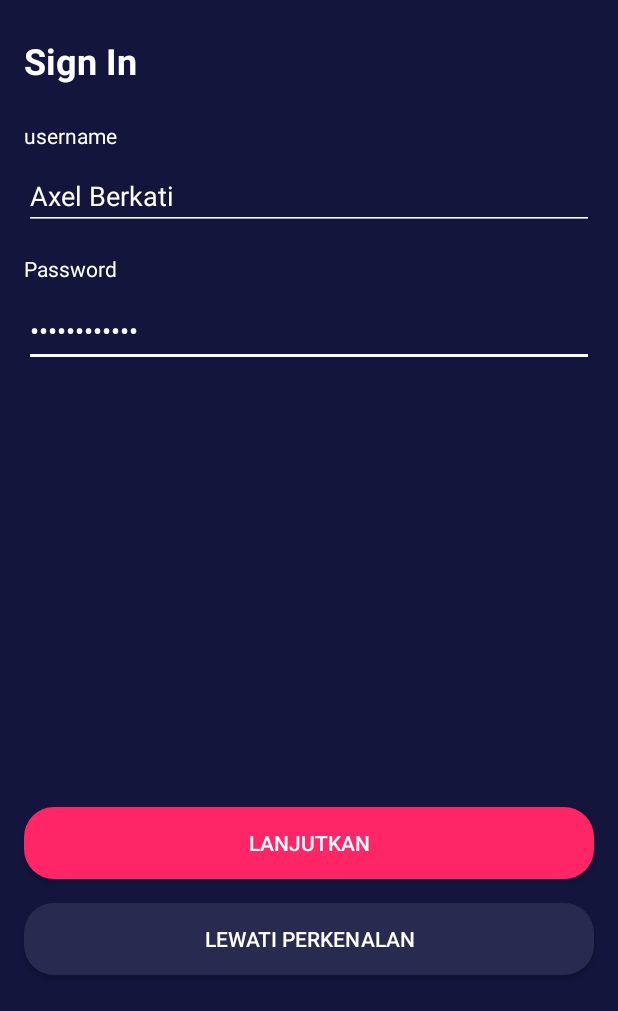
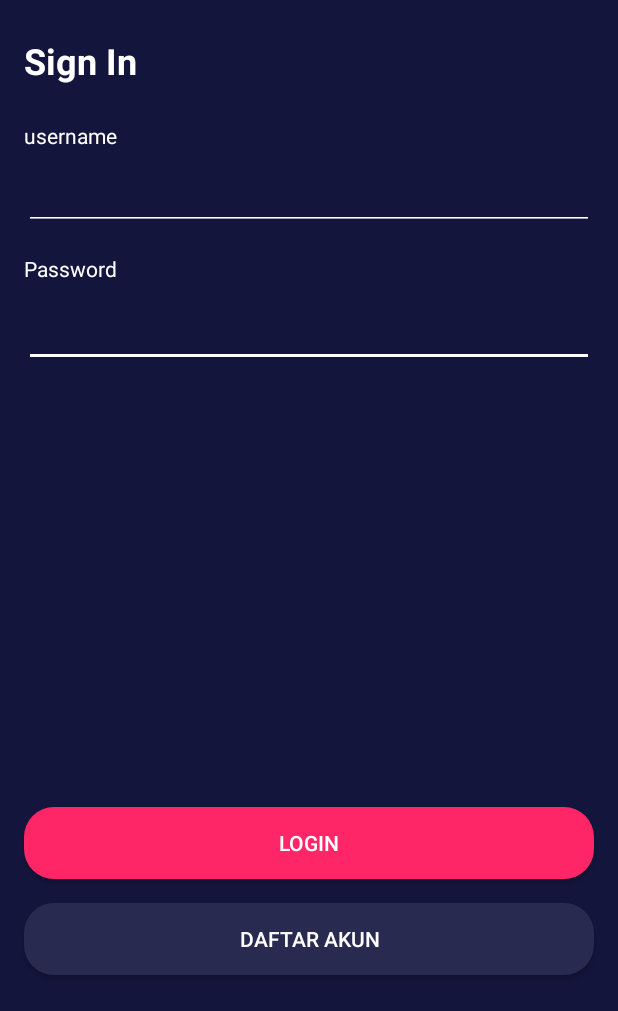
Before and after one commit to 007AxelBerkati/MyMovie, an Android app: the screen it shows after launch (SignInActivity), after a tap on "LEWATI PERKENALAN", on a phone screen of 412 x 824 dp, the part 225-1236 px from its top. Run offline under Robolectric (Android 15) with nearby library versions, the phone set to English and light mode, and no system bars; our stand-ins replace Firebase (no records; nobody signed in at launch, a user with empty details on screens opened directly).

```diff
--- a/app/build.gradle
+++ b/app/build.gradle
@@ -40,6 +40,8 @@ dependencies {
     implementation 'com.google.android.material:material:1.9.0'
     implementation 'androidx.constraintlayout:constraintlayout:2.1.4'
     implementation 'com.google.firebase:firebase-database-ktx:20.2.1'
+    implementation 'com.google.firebase:firebase-auth-ktx:22.0.0'
+    implementation 'com.google.firebase:firebase-firestore-ktx:24.6.0'
     testImplementation 'junit:junit:4.13.2'
     implementation platform('com.google.firebase:firebase-bom:32.0.0')
     androidTestImplementation 'androidx.test.ext:junit:1.1.5'
--- a/app/src/main/AndroidManifest.xml
+++ b/app/src/main/AndroidManifest.xml
@@ -20,8 +20,8 @@
             android:name=".onboarding.OnboardingTwoActivity">
         </activity>
         <activity android:name=".onboarding.OnboardingOneActivity"></activity>
-        <activity android:name=".auth.SignInActivity"></activity>
-        <activity android:name=".auth.SignUpActivity"></activity>
+        <activity android:name=".auth.signin.SignInActivity"></activity>
+        <activity android:name=".auth.signup.SignUpActivity"></activity>
         <activity android:name=".HomeActivity"></activity>
         <activity android:name=".DetailActivity"></activity>
         <activity android:name=".CheckoutActivity"></activity>
--- a/app/src/main/java/com/crowcel/myapplication/auth/SignInActivity.kt
+++ /dev/null
@@ -1,24 +0,0 @@
-package com.crowcel.myapplication.auth
-
-import androidx.appcompat.app.AppCompatActivity
-import android.os.Bundle
-import android.widget.Button
-import com.crowcel.myapplication.R
-import com.google.firebase.database.ktx.database
-import com.google.firebase.ktx.Firebase
-
-class SignInActivity : AppCompatActivity() {
-    override fun onCreate(savedInstanceState: Bundle?) {
-        super.onCreate(savedInstanceState)
-        setContentView(R.layout.activity_sign_in)
-
-        val btnSignIn = findViewById<Button>(R.id.button3)
-
-        btnSignIn.setOnClickListener {
-
-        }
-
-
-
-    }
-}
--- /dev/null
+++ b/app/src/main/java/com/crowcel/myapplication/auth/signin/SignInActivity.kt
@@ -0,0 +1,116 @@
+package com.crowcel.myapplication.auth.signin
+
+import android.content.Intent
+import android.os.Bundle
+import android.widget.Button
+import android.widget.EditText
+import android.widget.Toast
+import androidx.appcompat.app.AppCompatActivity
+import com.crowcel.myapplication.HomeActivity
+import com.crowcel.myapplication.R
+import com.crowcel.myapplication.auth.signup.SignUpActivity
+import com.crowcel.myapplication.utils.Preferences
+import com.google.firebase.database.*
+
+class SignInActivity : AppCompatActivity() {
+
+    private lateinit var sUsername: String
+    private lateinit var sPassword: String
+
+    lateinit var preferences: Preferences
+
+
+    lateinit var mDatabase: DatabaseReference
+
+
+    override fun onCreate(savedInstanceState: Bundle?) {
+        super.onCreate(savedInstanceState)
+        setContentView(R.layout.activity_sign_in)
+
+        mDatabase = FirebaseDatabase.getInstance().getReference("User")
+
+        preferences = Preferences(this)
+        preferences.setValues("onboarding", "1")
+
+        if (preferences.getValues("status").equals("1")) {
+            finishAffinity()
+
+            val intent = Intent(this@SignInActivity, HomeActivity::class.java)
+            startActivity(intent)
+        }
+
+
+        val btnLogin = findViewById<Button>(R.id.btn_login)
+        val btnDaftarAkun = findViewById<Button>(R.id.btn_daftar_akun)
+
+        val eUsername = findViewById<EditText>(R.id.et_username)
+        val ePassword = findViewById<EditText>(R.id.et_password)
+
+
+        btnLogin.setOnClickListener {
+            sUsername = eUsername.text.toString()
+            sPassword = ePassword.text.toString()
+
+            if (sUsername == "") {
+                eUsername.error = "Silahkan isi username anda"
+                eUsername.requestFocus()
+            } else if (sPassword == "") {
+                ePassword.error = "Silahkan isi password anda"
+                ePassword.requestFocus()
+            } else {
+                //create function to sign in using email and password firebase
+                pushLogin(sUsername, sPassword)
+            }
+        }
+
+        btnDaftarAkun.setOnClickListener {
+            val intent = Intent(this@SignInActivity, SignUpActivity::class.java)
+            startActivity(intent)
+        }
+
+
+    }
+
+    private fun pushLogin(sUsername: String, sPassword: String) {
+        mDatabase.child(sUsername).addValueEventListener(object : ValueEventListener {
+            override fun onDataChange(snapshot: DataSnapshot) {
+                val user = snapshot.getValue(User::class.java)
+                if (user != null) {
+                    if (user.password == sPassword) {
+                        //login success
+
+                        preferences.setValues("nama", user.nama.toString())
+                        preferences.setValues("username", user.username.toString())
+                        preferences.setValues("email", user.email.toString())
+                        preferences.setValues("password", user.password.toString())
+                        preferences.setValues("saldo", user.saldo.toString())
+                        preferences.setValues("status", "1")
+
+
+                        Toast.makeText(this@SignInActivity, "Login berhasil", Toast.LENGTH_SHORT)
+                            .show()
+                        val intent = Intent(this@SignInActivity, HomeActivity::class.java)
+
+                        startActivity(intent)
+                    } else {
+
+                        Toast.makeText(this@SignInActivity, "Password salah", Toast.LENGTH_SHORT)
+                            .show()
+                        //login failed
+                    }
+                } else {
+                    //login failed
+                    Toast.makeText(this@SignInActivity, "Username salah", Toast.LENGTH_SHORT).show()
+                }
+            }
+
+            override fun onCancelled(error: DatabaseError) {
+                //login failed
+                Toast.makeText(this@SignInActivity, "" + error.message, Toast.LENGTH_SHORT).show()
+            }
+
+        })
+
+
+    }
+}
--- a/app/src/main/java/com/crowcel/myapplication/auth/SignUpActivity.kt
+++ b/app/src/main/java/com/crowcel/myapplication/auth/signup/SignUpPhotoScreenActivity.kt
@@ -1,12 +1,12 @@
-package com.crowcel.myapplication.auth
+package com.crowcel.myapplication.auth.signup
 
 import androidx.appcompat.app.AppCompatActivity
 import android.os.Bundle
 import com.crowcel.myapplication.R
 
-class SignUpActivity : AppCompatActivity() {
+class SignUpPhotoScreenActivity : AppCompatActivity() {
     override fun onCreate(savedInstanceState: Bundle?) {
         super.onCreate(savedInstanceState)
-        setContentView(R.layout.activity_sign_up)
+        setContentView(R.layout.activity_sign_up_photoscreen)
     }
 }
--- a/app/src/main/java/com/crowcel/myapplication/onboarding/OnboardingOneActivity.kt
+++ b/app/src/main/java/com/crowcel/myapplication/onboarding/OnboardingOneActivity.kt
@@ -1,16 +1,18 @@
 package com.crowcel.myapplication.onboarding
 
-import android.annotation.SuppressLint
 import android.content.Intent
 import android.os.Bundle
 import android.widget.Button
 import androidx.appcompat.app.AppCompatActivity
 import com.crowcel.myapplication.R
-import com.crowcel.myapplication.auth.SignInActivity
+import com.crowcel.myapplication.auth.signin.SignInActivity
+import com.crowcel.myapplication.utils.Preferences
 
 
 class OnboardingOneActivity : AppCompatActivity() {
-    @SuppressLint("MissingInflatedId")
+
+    lateinit var preferences: Preferences
+
     override fun onCreate(savedInstanceState: Bundle?) {
         super.onCreate(savedInstanceState)
         setContentView(R.layout.activity_onboarding_one)
@@ -18,11 +20,20 @@ class OnboardingOneActivity : AppCompatActivity() {
         val btnHome = findViewById<Button>(R.id.btn_home)
         val btnSignup = findViewById<Button>(R.id.btn_signin)
 
+        preferences = Preferences(this)
+        if (preferences.getValues("onboarding").equals("1")) {
+            finishAffinity()
+
+            val intent = Intent(this@OnboardingOneActivity, SignInActivity::class.java)
+            startActivity(intent)
+        }
+
         btnHome.setOnClickListener {
             val intent = Intent(this@OnboardingOneActivity, OnboardingTwoActivity::class.java)
             startActivity(intent)
         }
         btnSignup.setOnClickListener {
+            preferences.setValues("onboarding", "1")
             finishAffinity()
 
             val intent = Intent(this@OnboardingOneActivity, SignInActivity::class.java)
--- a/app/src/main/java/com/crowcel/myapplication/onboarding/OnboardingThreeActivity.kt
+++ b/app/src/main/java/com/crowcel/myapplication/onboarding/OnboardingThreeActivity.kt
@@ -5,7 +5,7 @@ import androidx.appcompat.app.AppCompatActivity
 import android.os.Bundle
 import android.widget.Button
 import com.crowcel.myapplication.R
-import com.crowcel.myapplication.auth.SignInActivity
+import com.crowcel.myapplication.auth.signin.SignInActivity
 
 class OnboardingThreeActivity : AppCompatActivity() {
     override fun onCreate(savedInstanceState: Bundle?) {
@@ -15,7 +15,6 @@ class OnboardingThreeActivity : AppCompatActivity() {
         val btnHome = findViewById<Button>(R.id.btn_home)
 
         btnHome.setOnClickListener({
-
             finishAffinity()
             startActivity(Intent(this@OnboardingThreeActivity, SignInActivity::class.java))
             finish()
--- /dev/null
+++ b/app/src/main/java/com/crowcel/myapplication/utils/Preferences.kt
@@ -0,0 +1,23 @@
+package com.crowcel.myapplication.utils
+
+import android.content.Context
+import android.content.SharedPreferences
+
+class Preferences (val context: Context) {
+    companion object {
+        const val USER_PREFF = "USER_PREFF"
+    }
+
+    var sharedPreferences = context.getSharedPreferences(USER_PREFF, 0)
+    var editor: SharedPreferences.Editor = sharedPreferences.edit()
+
+    fun setValues(key: String, value: String) {
+        editor.putString(key, value)
+        editor.apply()
+    }
+
+    fun getValues(key: String) : String? {
+        return sharedPreferences.getString(key, "")
+    }
+
+}
--- a/app/src/main/res/layout/activity_sign_in.xml
+++ b/app/src/main/res/layout/activity_sign_in.xml
@@ -8,24 +8,24 @@
     tools:context=".onboarding.OnboardingOneActivity">
 
     <Button
-        android:id="@+id/button"
+        android:id="@+id/btn_daftar_akun"
         android:layout_width="0dp"
         android:layout_height="wrap_content"
         android:layout_marginStart="16dp"
         android:layout_marginEnd="16dp"
         android:layout_marginBottom="24dp"
         android:background="@drawable/shape_rectangle_blue_grey"
-        android:text="@string/lewati_perkenalan"
+        android:text="@string/daftar_akun"
         android:textColor="@color/colorWhite"
+        app:backgroundTint="@color/colorBlueGrey"
         app:layout_constraintBottom_toBottomOf="parent"
         app:layout_constraintEnd_toEndOf="parent"
         app:layout_constraintHorizontal_bias="0.0"
-        app:backgroundTint="@color/colorBlueGrey"
 
         app:layout_constraintStart_toStartOf="parent" />
 
     <Button
-        android:id="@+id/button3"
+        android:id="@+id/btn_login"
         android:layout_width="0dp"
         android:layout_height="wrap_content"
         android:layout_marginStart="16dp"
@@ -33,10 +33,10 @@
         android:layout_marginBottom="16dp"
         android:background="@drawable/shape_rectangle_pink"
         android:backgroundTint="@color/colorPink"
-        android:text="@string/lanjutkan"
+        android:text="@string/login"
         android:textColor="@color/colorWhite"
         app:backgroundTint="@color/colorPink"
-        app:layout_constraintBottom_toTopOf="@+id/button"
+        app:layout_constraintBottom_toTopOf="@+id/btn_daftar_akun"
         app:layout_constraintEnd_toEndOf="parent"
         app:layout_constraintStart_toStartOf="parent" />
 
@@ -80,10 +80,10 @@
         app:layout_constraintEnd_toEndOf="parent"
         app:layout_constraintStart_toStartOf="parent"
         app:layout_constraintTop_toBottomOf="@+id/textView"
-        tools:text="@string/username" />
+         />
 
     <EditText
-        android:id="@+id/editTextTextPersonName"
+        android:id="@+id/et_password"
         android:layout_width="0dp"
         android:layout_height="wrap_content"
         android:layout_marginStart="16dp"
@@ -91,19 +91,19 @@
         android:layout_marginEnd="16dp"
         android:backgroundTint="@color/colorWhite"
         android:ems="10"
-        android:hint="@string/username"
+
         android:inputType="textPassword"
         android:minHeight="48dp"
-        android:text="Axel Berkati"
         android:textColor="@color/colorWhite"
         android:textColorHint="@color/colorWhiteGrey"
         app:layout_constraintEnd_toEndOf="parent"
         app:layout_constraintHorizontal_bias="0.0"
         app:layout_constraintStart_toStartOf="parent"
-        app:layout_constraintTop_toBottomOf="@+id/textView4" />
+        app:layout_constraintTop_toBottomOf="@+id/textView4"
+        tools:text="Axel Berkati"/>
 
     <EditText
-        android:id="@+id/editTextTextPersonName3"
+        android:id="@+id/et_username"
         android:layout_width="0dp"
         android:layout_height="wrap_content"
         android:layout_marginStart="16dp"
@@ -111,16 +111,17 @@
         android:layout_marginEnd="16dp"
         android:backgroundTint="@color/colorWhite"
         android:ems="10"
-        android:hint="@string/username"
+
         android:inputType="textPersonName"
-        android:text="Axel Berkati"
         android:textColor="@color/colorWhite"
         android:textColorHint="@color/colorWhiteGrey"
         app:layout_constraintEnd_toEndOf="parent"
         app:layout_constraintHorizontal_bias="0.0"
         app:layout_constraintStart_toStartOf="parent"
         app:layout_constraintTop_toBottomOf="@+id/textView2"
-        tools:ignore="TouchTargetSizeCheck" />
+        tools:ignore="TouchTargetSizeCheck"
+        tools:text="Axel Berkati"
+        />
 
     <TextView
         android:id="@+id/textView4"
@@ -134,7 +135,7 @@
         app:layout_constraintEnd_toEndOf="parent"
         app:layout_constraintHorizontal_bias="1.0"
         app:layout_constraintStart_toStartOf="parent"
-        app:layout_constraintTop_toBottomOf="@+id/editTextTextPersonName3"
+        app:layout_constraintTop_toBottomOf="@+id/et_username"
         tools:text="@string/password" />
 
 </androidx.constraintlayout.widget.ConstraintLayout>
--- a/app/src/main/res/values/strings.xml
+++ b/app/src/main/res/values/strings.xml
@@ -35,4 +35,7 @@
     <string name="my_wallet">My Wallet</string>
     <string name="saldo_tersedia">Saldo Tersedia</string>
     <string name="my_history">My History</string>
+    <string name="daftar">Daftar</string>
+    <string name="login">Login</string>
+    <string name="daftar_akun">Daftar Akun</string>
 </resources>
```
Also changed, not shown: app/src/main/java/com/crowcel/myapplication/auth/SignUpPhotoScreenActivity.kt (deleted, +0 -12 lines), app/src/main/java/com/crowcel/myapplication/auth/signin/User.kt (added, +9 -0 lines), app/src/main/java/com/crowcel/myapplication/auth/signup/SignUpActivity.kt (added, +103 -0 lines), app/src/main/res/layout/activity_sign_up.xml (+28 -25 lines).
